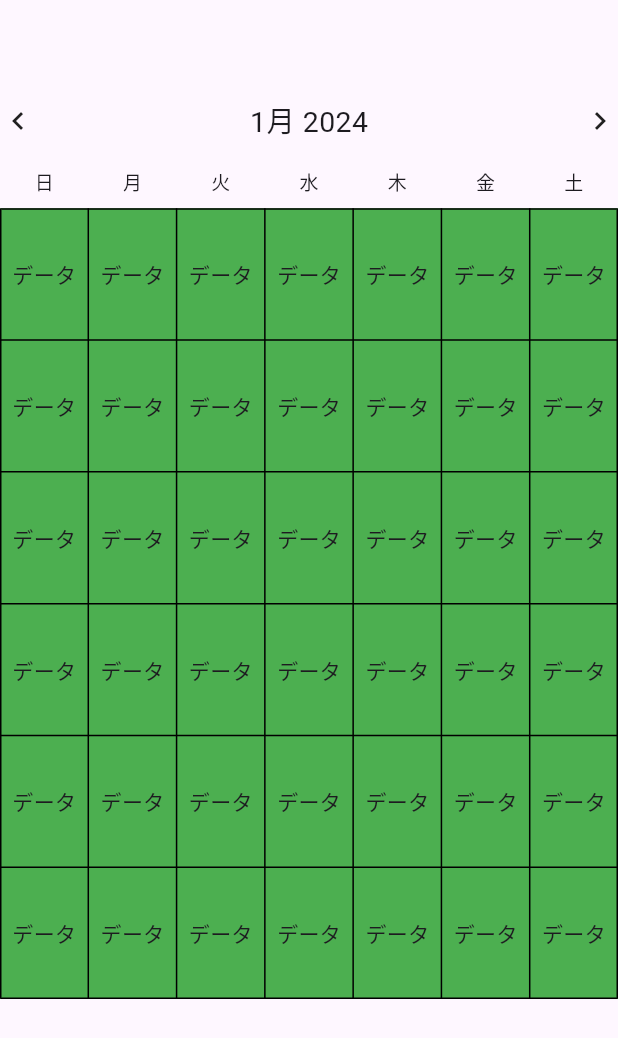
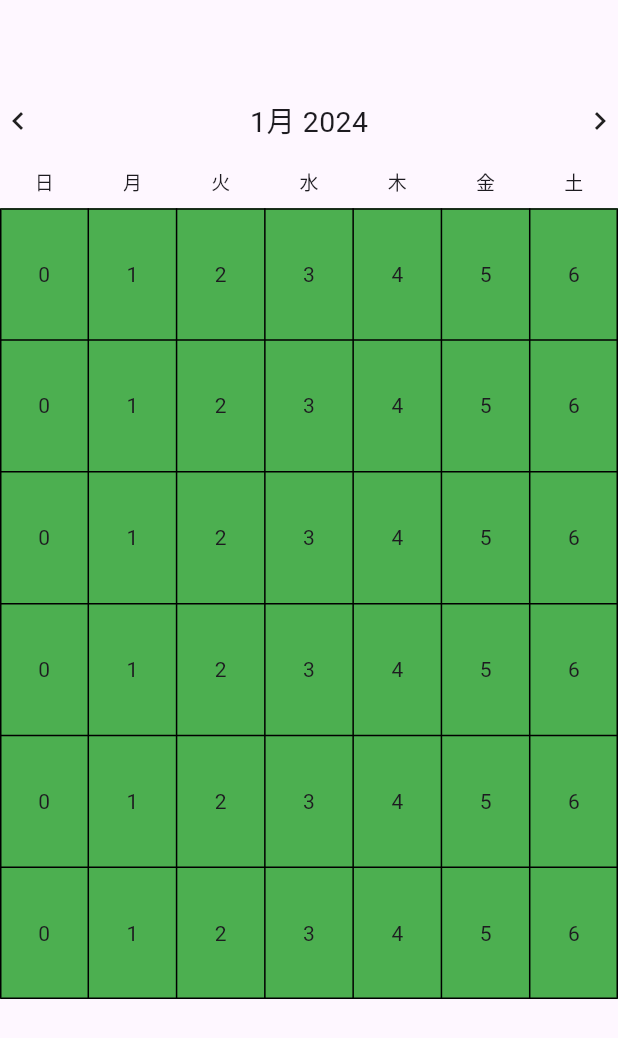
Before and after one commit to yutokobayashii/flutter_monthly_calendar, a Flutter app: the screen it shows after launch, on a phone screen of 412 x 824 dp. Shown: the top 1038 px of the screen. Run offline on Flutter 3.47's test engine with Material 3 defaults, Android fonts, the phone set to English and light mode, and no system bars; our stand-ins replace flutter_hooks, flutter_riverpod, flutter_screenutil, hooks_riverpod, riverpod.

Commit message:
flutter_hookの導入

```diff
--- a/example/lib/main.dart
+++ b/example/lib/main.dart
@@ -1,6 +1,6 @@
+
 import 'package:flutter/material.dart';
 import 'package:my_package/my_package.dart';
-
 
 void main() {
   runApp(const MyApp());
--- a/example/pubspec.yaml
+++ b/example/pubspec.yaml
@@ -38,7 +38,7 @@ dependencies:
   # The following adds the Cupertino Icons font to your application.
   # Use with the CupertinoIcons class for iOS style icons.
   cupertino_icons: ^1.0.2
-  riverpod: ^2.4.8
+
 
 dev_dependencies:
   flutter_test:
--- a/lib/my_package.dart
+++ b/lib/my_package.dart
@@ -1,17 +1,25 @@
 library sample_package;
 
 import 'package:flutter/material.dart';
-import 'package:flutter_riverpod/flutter_riverpod.dart';
+
+import 'package:hooks_riverpod/hooks_riverpod.dart';
 import 'package:my_package/pages/CalendarGrid.dart';
+import 'package:flutter_hooks/flutter_hooks.dart';
 
 import 'ViewModel/CalculateDaysAndWeekdays.dart';
 
-class CalendarView extends StatelessWidget {
+
+class CalendarView extends StatefulWidget {
   const CalendarView({super.key});
 
   @override
+  State<CalendarView> createState() => _CalendarViewState();
+}
+
+class _CalendarViewState extends State<CalendarView> {
+  @override
   Widget build(BuildContext context) {
-    return  const ProviderScope(
+    return   const ProviderScope(
         child: CalendarViews());
   }
 }
@@ -19,15 +27,21 @@ class CalendarView extends StatelessWidget {
 
 
 
-class CalendarViews extends ConsumerWidget {
+class CalendarViews extends HookConsumerWidget {
   const CalendarViews({Key? key}) : super(key: key);
+
 
 
   @override
   Widget build(BuildContext context,WidgetRef ref) {
+    useEffect(() {
       calculateDaysAndWeekdays(2023,11,ref);
-    return ProviderScope(
-      child: Scaffold(
+      return () {
+        // オプションでクリーンアップロジックを提供
+        print("This will run when the widget is disposed.");
+      };
+    }, const []);
+    return Scaffold(
       appBar: AppBar(
         title: const Text(""),
       ),
@@ -38,7 +52,6 @@ class CalendarViews extends ConsumerWidget {
           CalendarGrid(color: Colors.lightGreenAccent,),
         ],
       )
-      ),
     );
   }
 }
--- a/lib/pages/CalendarGrid.dart
+++ b/lib/pages/CalendarGrid.dart
@@ -40,12 +40,59 @@ class CalendarGrid extends StatelessWidget {
                   children: List.generate(6, (rowIndex) { // 縦6行
                     return TableRow(
                       children: List.generate(7, (colIndex) { // 横7列
+                        ///todo:１日が何曜日なのかを特定してそこから何やかんやする
+                        if (colIndex == 0) {
+                          return Container(
+                            height: 90.h, // セルの高さ
+                            alignment: Alignment.center,
+                            child: const Text('0'),
+                          );
+                        } else if (colIndex == 1) {
+                          return Container(
+                            height: 90.h, // セルの高さ
+                            alignment: Alignment.center,
+                            child: const Text('1'),
+                          );
+                        } else if (colIndex == 2) {
+                          return Container(
+                            height: 90.h, // セルの高さ
+                            alignment: Alignment.center,
+                            child: const Text('2'),
+                          );
+                        } else if (colIndex == 3) {
+                          return Container(
+                            height: 90.h, // セルの高さ
+                            alignment: Alignment.center,
+                            child: const Text('3'),
+                          );
+                        } else if (colIndex == 4) {
+                          return Container(
+                            height: 90.h, // セルの高さ
+                            alignment: Alignment.center,
+                            child: const Text('4'),
+                          );
+                        } else if (colIndex == 5) {
+                          return Container(
+                            height: 90.h, // セルの高さ
+                            alignment: Alignment.center,
+                            child: const Text('5'),
+                          );
+                        } else if (colIndex == 6) {
+                          return Container(
+                            height: 90.h, // セルの高さ
+                            alignment: Alignment.center,
+                            child: const Text('6'),
+                          );
+                        } else if (colIndex == 7) {
+                          return Container(
+                            height: 90.h, // セルの高さ
+                            alignment: Alignment.center,
+                            child: const Text('7'),
+                          );
+                        } else {
+                          throw Exception("エラー");
+                        }
 
-                        return Container(
-                          height: 90.h, // セルの高さ
-                          alignment: Alignment.center,
-                          child: const Text('データ'), // ここに日付やその他のデータを表示
-                        );
                       }),
                     );
                   }),
```
Also changed, not shown: lib/ViewModel/CalculateDaysAndWeekdays.dart (+22 -16 lines), pubspec.yaml (+5 -2 lines), example/pubspec.lock, 8 other files. Lines whose indentation alone changed are shown as unchanged.
